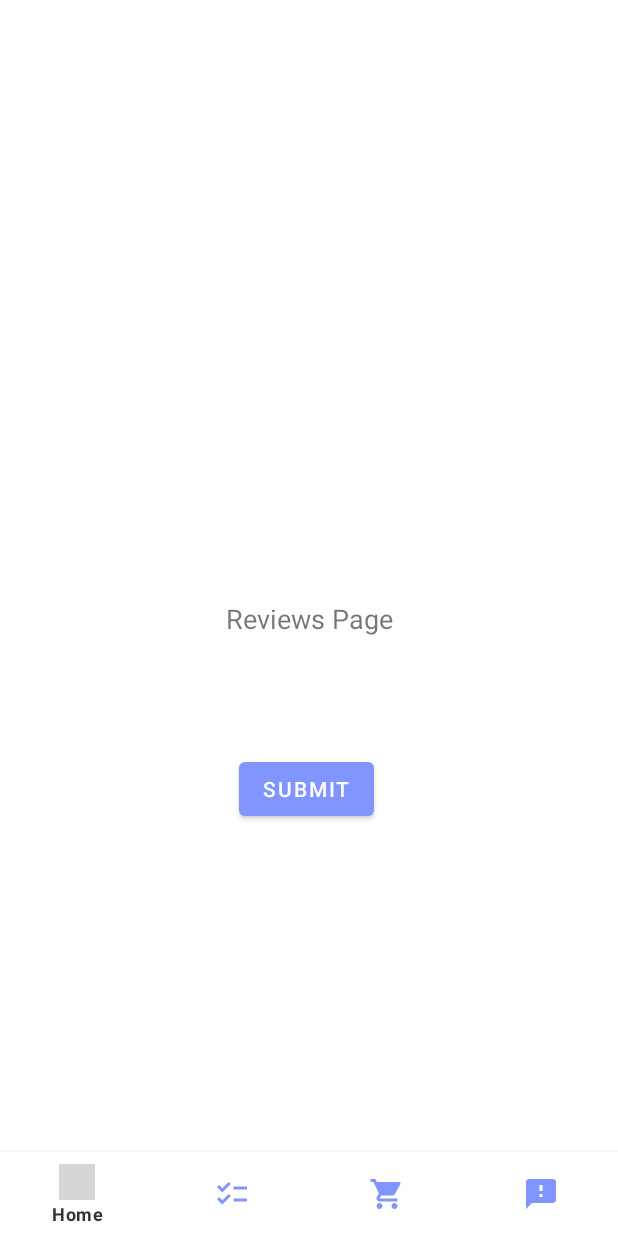
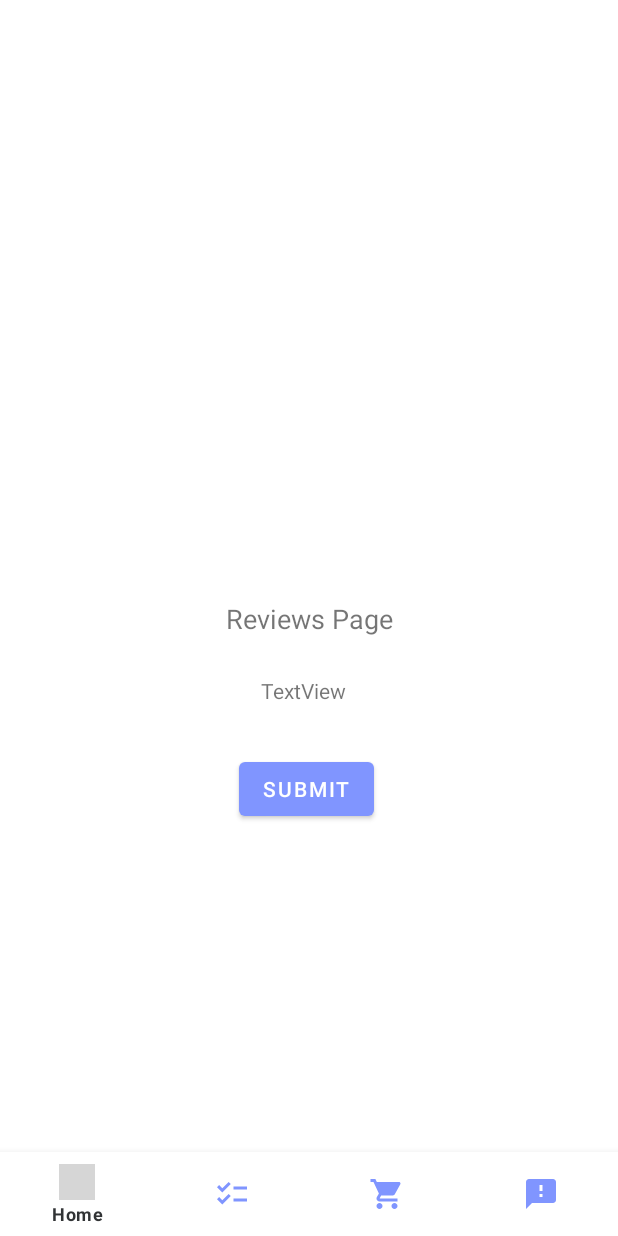
Before and after one commit to SithumKavinda/WellWork, an Android app: the fragment fragment_reviews placed in its activity, on a phone screen of 412 x 824 dp. Run offline under Robolectric (Android 15) with nearby library versions, the phone set to English and light mode, and no system bars; grey boxes are pictures that could not be loaded.

Commit message:
text view added

```diff
--- a/app/src/main/res/layout/fragment_reviews.xml
+++ b/app/src/main/res/layout/fragment_reviews.xml
@@ -27,4 +27,15 @@
         app:layout_constraintStart_toStartOf="parent"
         app:layout_constraintTop_toBottomOf="@+id/textView" />
 
+    <TextView
+        android:id="@+id/textView3"
+        android:layout_width="wrap_content"
+        android:layout_height="wrap_content"
+        android:layout_marginTop="26dp"
+        android:layout_marginEnd="181dp"
+        android:layout_marginRight="181dp"
+        android:text="TextView"
+        app:layout_constraintEnd_toEndOf="parent"
+        app:layout_constraintTop_toBottomOf="@+id/textView" />
+
 </androidx.constraintlayout.widget.ConstraintLayout>
```
